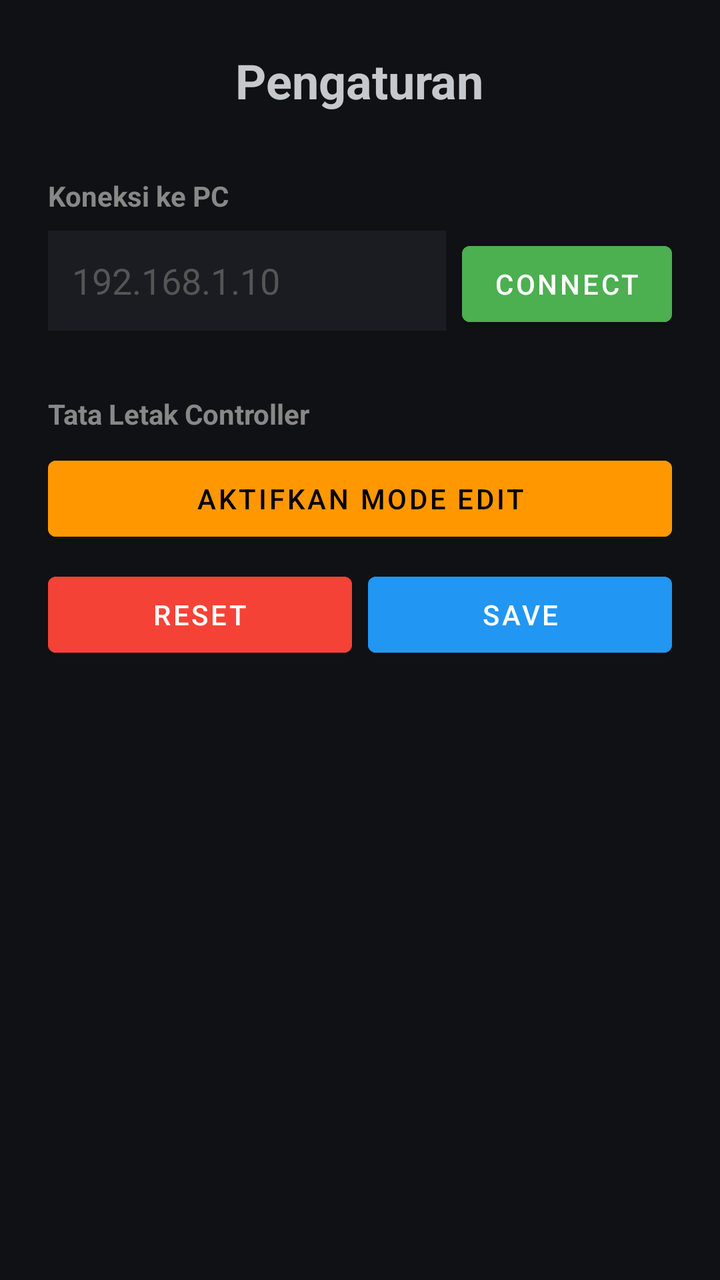
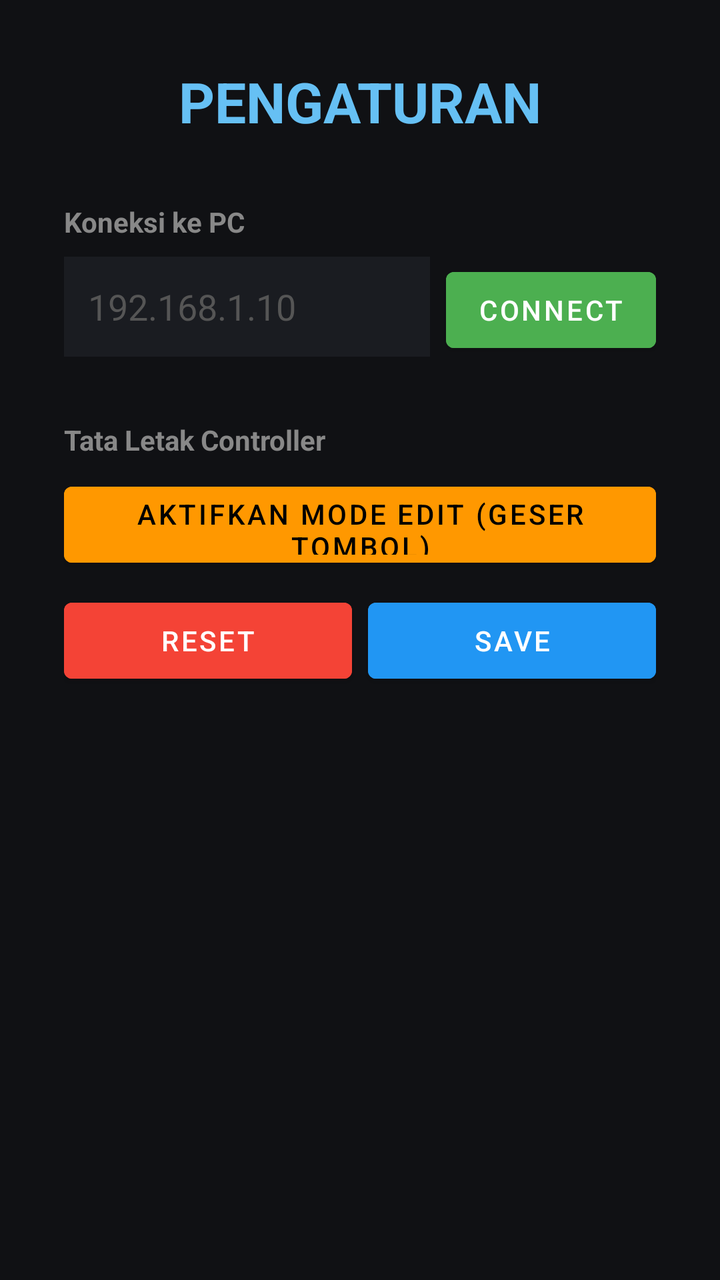

The first picture is an Android layout as it rendered before a commit; the second is the same layout after the commit. The layout source and the unified diff follow.
<!-- AndroidManifest.xml: application theme Theme.MaterialComponents.DayNight.NoActionBar -->
<!-- res/layout/activity_settings.xml -->
<?xml version="1.0" encoding="utf-8"?>

<LinearLayout xmlns:android="http://schemas.android.com/apk/res/android"
    android:layout_width="match_parent"
    android:layout_height="match_parent"
    android:orientation="vertical"
    android:padding="24dp"
    android:background="#101114"
    android:gravity="center_horizontal">

    <TextView
        android:layout_width="wrap_content"
        android:layout_height="wrap_content"
        android:text="Pengaturan"
        android:textColor="#C5C8CC"
        android:textSize="24sp"
        android:textStyle="bold"
        android:layout_marginBottom="32dp"/>

    
    <TextView android:layout_width="match_parent" android:layout_height="wrap_content" android:text="Koneksi ke PC" android:textColor="#888" android:textStyle="bold" android:layout_marginBottom="8dp"/>
    <LinearLayout android:layout_width="match_parent" android:layout_height="wrap_content" android:orientation="horizontal" android:layout_marginBottom="16dp">
        <EditText
            android:id="@+id/ipInput"
            android:layout_width="0dp"
            android:layout_height="50dp"
            android:layout_weight="1"
            android:hint="192.168.1.10"
            android:textColorHint="#555"
            android:textColor="#FFF"
            android:inputType="text"
            android:background="#1A1C21"
            android:padding="12dp"/>
        <Button
            android:id="@+id/connectBtn"
            android:layout_width="wrap_content"
            android:layout_height="50dp"
            android:text="CONNECT"
            android:layout_marginStart="8dp"
            android:backgroundTint="#4CAF50"
            android:textColor="#FFF"/>
    </LinearLayout>

    
    <TextView android:layout_width="match_parent" android:layout_height="wrap_content" android:text="Tata Letak Controller" android:textColor="#888" android:textStyle="bold" android:layout_marginTop="16dp" android:layout_marginBottom="8dp"/>
    
    <Button
        android:id="@+id/btnToggleEdit"
        android:layout_width="match_parent"
        android:layout_height="50dp"
        android:text="Aktifkan Mode Edit"
        android:backgroundTint="#FF9800"
        android:textColor="#000"
        android:layout_marginBottom="8dp"/>

    <LinearLayout android:layout_width="match_parent" android:layout_height="wrap_content" android:orientation="horizontal">
        <Button
            android:id="@+id/btnResetLayout"
            android:layout_width="0dp"
            android:layout_height="50dp"
            android:layout_weight="1"
            android:text="RESET"
            android:backgroundTint="#F44336"
            android:textColor="#FFF"
            android:layout_marginEnd="4dp"/>
        <Button
            android:id="@+id/btnExportLayout"
            android:layout_width="0dp"
            android:layout_height="50dp"
            android:layout_weight="1"
            android:text="SAVE"
            android:backgroundTint="#2196F3"
            android:textColor="#FFF"
            android:layout_marginStart="4dp"/>
    </LinearLayout>

</LinearLayout>
<!-- resources referenced by this layout -->
<resources>

</resources>

<!-- the commit's change to res/layout/activity_settings.xml (unified diff, before → after) -->
@@ -4,22 +4,21 @@
     android:layout_width="match_parent"
     android:layout_height="match_parent"
     android:orientation="vertical"
-    android:padding="24dp"
+    android:padding="32dp"
     android:background="#101114"
     android:gravity="center_horizontal">
 
     <TextView
         android:layout_width="wrap_content"
         android:layout_height="wrap_content"
-        android:text="Pengaturan"
-        android:textColor="#C5C8CC"
-        android:textSize="24sp"
+        android:text="PENGATURAN"
+        android:textColor="#66C0F4"
+        android:textSize="28sp"
         android:textStyle="bold"
         android:layout_marginBottom="32dp"/>
 
-    
     <TextView android:layout_width="match_parent" android:layout_height="wrap_content" android:text="Koneksi ke PC" android:textColor="#888" android:textStyle="bold" android:layout_marginBottom="8dp"/>
-    <LinearLayout android:layout_width="match_parent" android:layout_height="wrap_content" android:orientation="horizontal" android:layout_marginBottom="16dp">
+    <LinearLayout android:layout_width="match_parent" android:layout_height="wrap_content" android:orientation="horizontal" android:layout_marginBottom="32dp">
         <EditText
             android:id="@+id/ipInput"
             android:layout_width="0dp"
@@ -41,14 +40,13 @@
             android:textColor="#FFF"/>
     </LinearLayout>
 
-    
-    <TextView android:layout_width="match_parent" android:layout_height="wrap_content" android:text="Tata Letak Controller" android:textColor="#888" android:textStyle="bold" android:layout_marginTop="16dp" android:layout_marginBottom="8dp"/>
+    <TextView android:layout_width="match_parent" android:layout_height="wrap_content" android:text="Tata Letak Controller" android:textColor="#888" android:textStyle="bold" android:layout_marginBottom="8dp"/>
     
     <Button
         android:id="@+id/btnToggleEdit"
         android:layout_width="match_parent"
         android:layout_height="50dp"
-        android:text="Aktifkan Mode Edit"
+        android:text="Aktifkan Mode Edit (Geser Tombol)"
         android:backgroundTint="#FF9800"
         android:textColor="#000"
         android:layout_marginBottom="8dp"/>
